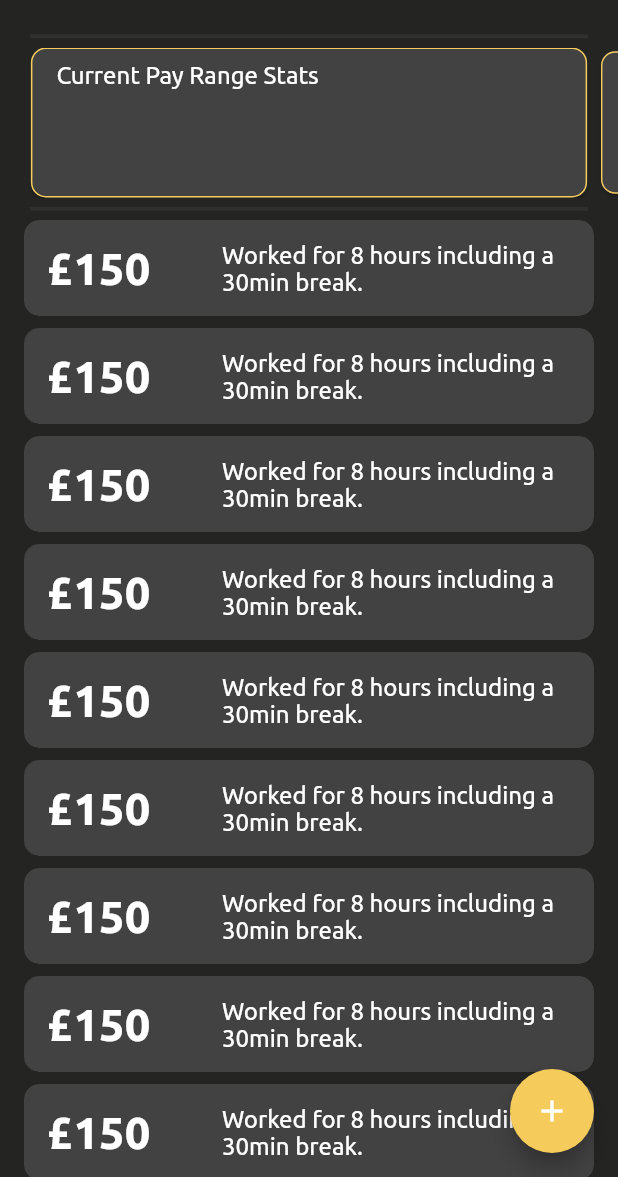
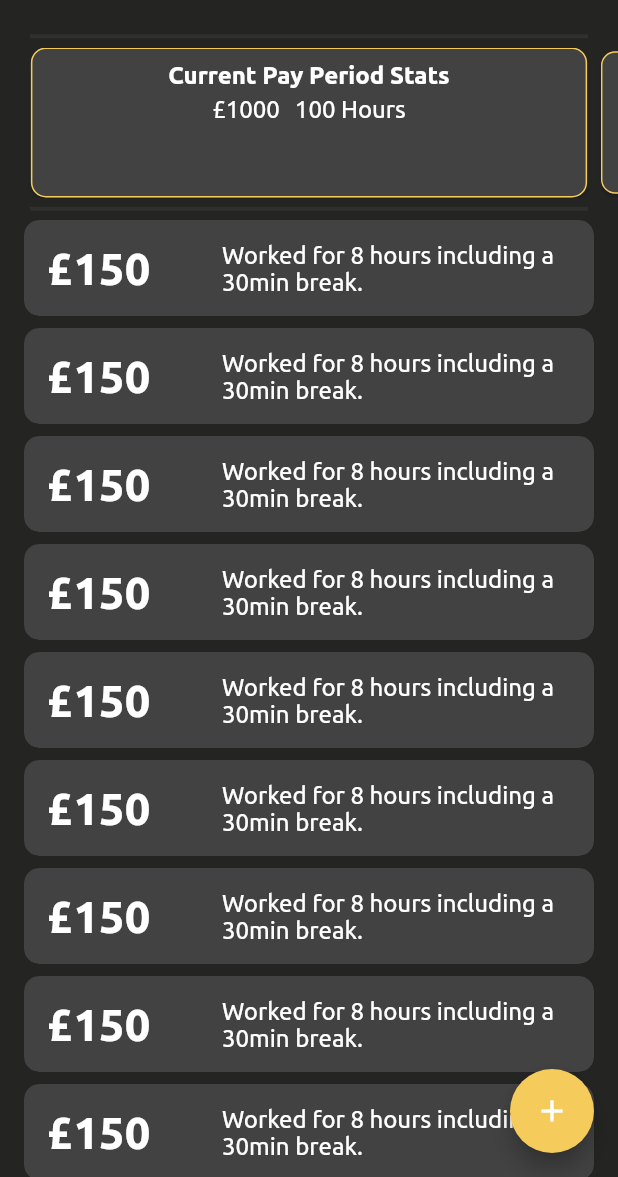
Before and after one commit to r-yeates/paytracker, a Flutter app: the screen it shows after launch, on a phone screen of 412 x 824 dp, the part 59-1236 px from its top. Run offline on Flutter 3.47's test engine with Material 2 defaults, Android fonts, the phone set to English and light mode, and no system bars; drawn by our look-alikes of card_swiper; our stand-ins replace modal_bottom_sheet; project files that could hold a hidden picture were left out.

```diff
--- a/lib/screens/home.dart
+++ b/lib/screens/home.dart
@@ -29,7 +29,13 @@ class _HomeState extends State<Home> {
             Icons.settings,
             color: themeDark.colorScheme.secondary,
           ),
-          onPressed: () {},
+          onPressed: () {
+            showMaterialModalBottomSheet(
+              context: context,
+              builder: (context) =>
+                  Container(height: 250, child: Text('Settings')),
+            );
+          },
         ),
         actions: <Widget>[
           Container(
@@ -77,8 +83,48 @@ class _HomeState extends State<Home> {
                         crossAxisAlignment: CrossAxisAlignment.start,
                         children: <Widget>[
                           index == 0
-                              ? Text('Current Pay Range Stats')
-                              : Text('All Time Stats')
+                              ? Center(
+                                  child: Column(
+                                    children: [
+                                      const Text(
+                                        'Current Pay Period Stats',
+                                        style: TextStyle(
+                                            fontWeight: FontWeight.bold),
+                                      ),
+                                      const SizedBox(height: 5),
+                                      Row(
+                                        mainAxisAlignment:
+                                            MainAxisAlignment.center,
+                                        children: const [
+                                          Text('£1000'),
+                                          SizedBox(width: 10),
+                                          Text('100 Hours')
+                                        ],
+                                      ),
+                                    ],
+                                  ),
+                                )
+                              : Center(
+                                  child: Column(
+                                    children: [
+                                      const Text(
+                                        'All Time Stats',
+                                        style: TextStyle(
+                                            fontWeight: FontWeight.bold),
+                                      ),
+                                      const SizedBox(height: 5),
+                                      Row(
+                                        mainAxisAlignment:
+                                            MainAxisAlignment.center,
+                                        children: const [
+                                          Text('£1000'),
+                                          SizedBox(width: 10),
+                                          Text('100 Hours')
+                                        ],
+                                      ),
+                                    ],
+                                  ),
+                                )
                         ],
                       ),
                     ),
```
Also changed, not shown: 6 other files.
